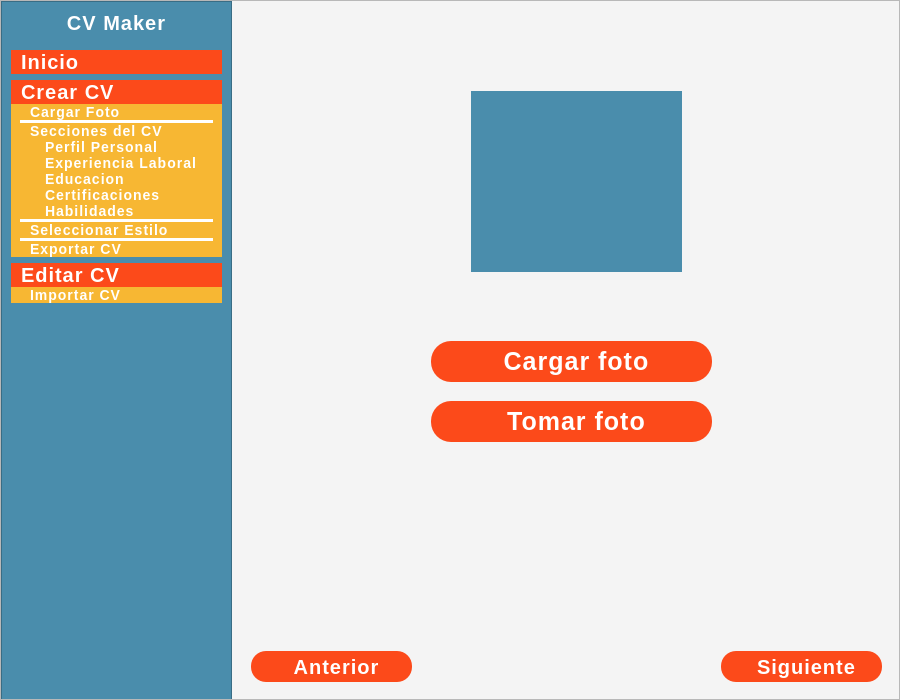
Xukay101/cvmaker-in-pyside6, file ui_files/main_window.ui: the form before one commit.
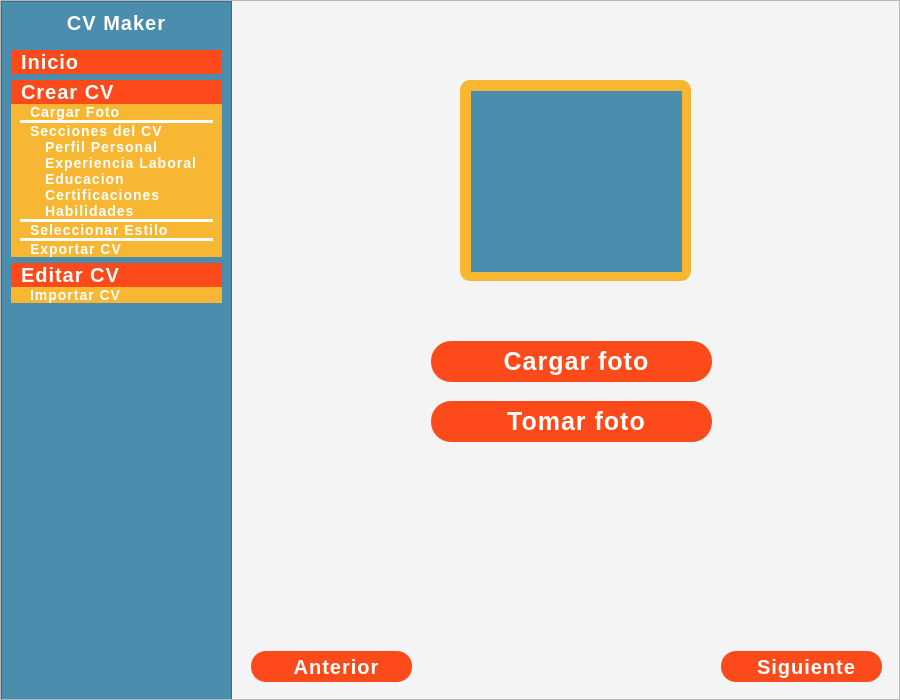
The form after the commit. Icons and pictures are not drawn.

Commit message: add border cam

What changed in the file:
```diff
--- a/ui_files/main_window.ui
+++ b/ui_files/main_window.ui
@@ -393,6 +393,28 @@
              </property>
             </widget>
            </widget>
+           <widget class="QFrame" name="frame_28">
+            <property name="geometry">
+             <rect>
+              <x>129</x>
+              <y>29</y>
+              <width>231</width>
+              <height>201</height>
+             </rect>
+            </property>
+            <property name="styleSheet">
+             <string notr="true">background-color: #f7b733;
+border-radius: 10px;</string>
+            </property>
+            <property name="frameShape">
+             <enum>QFrame::StyledPanel</enum>
+            </property>
+            <property name="frameShadow">
+             <enum>QFrame::Raised</enum>
+            </property>
+           </widget>
+           <zorder>frame_28</zorder>
+           <zorder>frame_20</zorder>
           </widget>
           <widget class="QFrame" name="frame_21">
            <property name="geometry">
```
Left out of the diff: 2 changed lines with no effect on the pictures. The commit also changes 2 other files.
